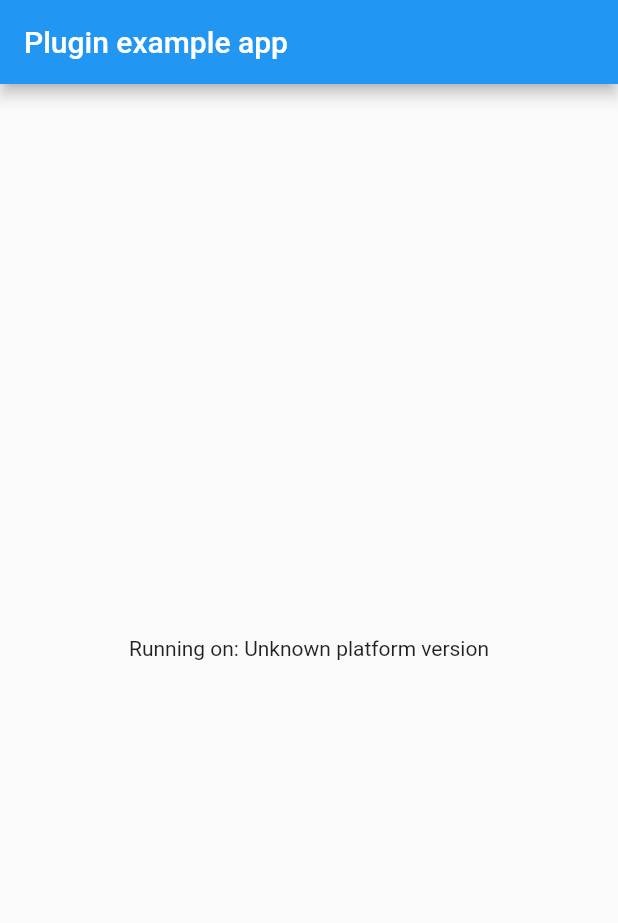
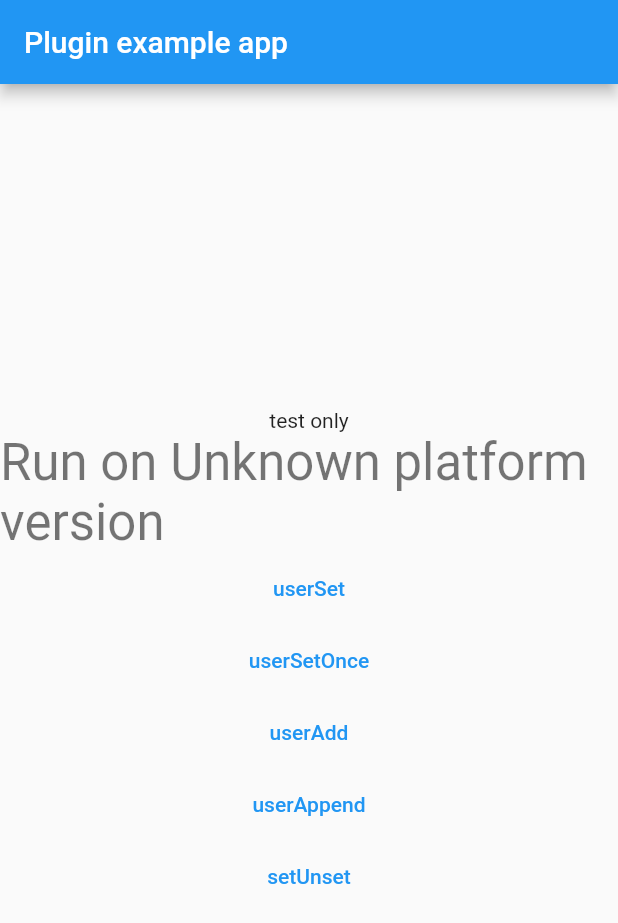
Before and after one commit to hinadt/hina-flutter-plugin, a Flutter app: the screen it shows after launch, on a phone screen of 412 x 824 dp. Shown: the top 923 px of the screen. Run offline on Flutter 3.47's test engine with Material 2 defaults, Android fonts, the phone set to English and light mode, and no system bars; our stand-ins replace plugin_platform_interface.

Commit message:
修复集合类型接口参数错误，并完善demo;

```diff
--- a/example/lib/main.dart
+++ b/example/lib/main.dart
@@ -72,9 +72,51 @@ class _MyAppState extends State<MyApp> {
           title: const Text('Plugin example app'),
         ),
         body: Center(
-          child: Text('Running on: $_platformVersion\n'),
-        ),
+            child: Column(
+              mainAxisAlignment: MainAxisAlignment.center,
+              children: <Widget>[
+                const Text(
+                  'test only',
+                ),
+                Text(
+                  'Run on $_platformVersion',
+                  style: Theme.of(context).textTheme.headlineMedium,
+                ),
+                TextButton(onPressed: _buttonSet, child: const Text('userSet')),
+                TextButton(onPressed: _buttonSetOnce, child: const Text('userSetOnce')),
+                TextButton(onPressed: _buttonAdd, child: const Text('userAdd')),
+                TextButton(onPressed: _buttonAppend, child: const Text('userAppend')),
+                TextButton(onPressed: _buttonUnset, child: const Text('setUnset')),
+              ],
+        )),
       ),
     );
   }
+
+  void _buttonSet() {
+    var p = <String, dynamic>{};
+    p["user_name"] = '张三';
+    HinaFlutterPlugin.userSet(p);
+  }
+
+  void _buttonSetOnce() {
+    var p = <String, dynamic>{};
+    p["user_register_time"] = '10101010';
+    HinaFlutterPlugin.userSetOnce(p);
+  }
+
+  void _buttonAdd() {
+    var p = <String, num>{};
+    p['score'] = 8;
+    HinaFlutterPlugin.userAdd(p);
+  }
+
+  void _buttonAppend() {
+    List<String> values = ['哪吒脑海', '冰雪奇缘'];
+    HinaFlutterPlugin.userAppend("movie", values);
+  }
+
+  void _buttonUnset() {
+    HinaFlutterPlugin.userUnset("user_name");
+  }
 }
--- a/lib/hina_flutter_plugin.dart
+++ b/lib/hina_flutter_plugin.dart
@@ -108,7 +108,7 @@ class HinaFlutterPlugin {
     _channel.invokeMethod("userAdd", params);
   }
 
-  static void userAppend(String key, Set<String> values) {
+  static void userAppend(String key, List<String> values) {
     List<dynamic> params = [key, values];
     _channel.invokeMethod("userAppend", params);
   }
```
Also changed, not shown: example/pubspec.lock, 1 other file.
